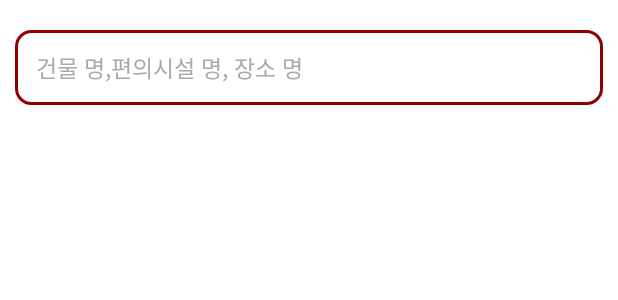
After one commit to donghyundonghyun/OriCam, an Android app: the layout activity_search.xml on its own in the app's theme, with its tools: preview values and no code run, on a phone screen of 412 x 824 dp. The commit adds this screen. Shown: the top 300 px of the screen. Run offline under Robolectric (Android 15) with nearby library versions, the phone set to English and light mode, and no system bars.

Commit message:
ㅋㅋㅋ

```diff
--- /dev/null
+++ b/app/src/main/res/drawable/edittext_round.xml
@@ -0,0 +1,16 @@
+<?xml version="1.0" encoding="utf-8"?>
+<selector xmlns:android="http://schemas.android.com/apk/res/android">
+        <item>
+            <shape android:shape="rectangle">
+                <solid android:color="#ffffff" />
+                <stroke android:color="#910000" android:width="2dp"/>
+                <corners android:radius="10dp"/>
+                <!--corners
+                    android:topLeftRadius="3dp"
+                    android:topRightRadius="5dp"
+                    android:bottomLeftRadius="7dp"
+                    android:bottomRightRadius="10dp"
+                    /-->
+            </shape>
+        </item>
+    </selector>
--- /dev/null
+++ b/app/src/main/res/layout/activity_search.xml
@@ -0,0 +1,27 @@
+<?xml version="1.0" encoding="utf-8"?>
+<LinearLayout xmlns:android="http://schemas.android.com/apk/res/android"
+    xmlns:tools="http://schemas.android.com/tools"
+    android:id="@+id/activity_search"
+    android:layout_width="fill_parent"
+    android:layout_height="fill_parent"
+    android:orientation="horizontal"
+    tools:context="com.example.donghyun.myhack.SearchActivity"
+    android:padding="10dp"
+    android:background="#ffffff"
+    >
+    <AutoCompleteTextView
+        android:layout_width="match_parent"
+        android:layout_height="50dp"
+        android:layout_marginTop="10dp"
+        android:id="@+id/autocomplete_country"
+        android:completionThreshold="1"
+        android:background="@drawable/edittext_round"
+        android:hint=" 건물 명,편의시설 명, 장소 명 "
+        android:paddingLeft="10dp"
+        android:textColor="#aaaaaa"
+        android:textColorHint="#aaaaaa"
+        android:textSize="15dp"
+        />
+
+
+</LinearLayout>
--- a/app/src/main/res/layout/activity_splash.xml
+++ b/app/src/main/res/layout/activity_splash.xml
@@ -2,5 +2,5 @@
 <LinearLayout xmlns:android="http://schemas.android.com/apk/res/android"
     android:orientation="vertical" android:layout_width="match_parent"
     android:layout_height="match_parent"
-    android:background="@drawable/splash1">
+    android:background="@drawable/splash">
 </LinearLayout>
```
Also changed, not shown: app/src/main/AndroidManifest.xml (+5 -5 lines), app/src/main/java/com/example/donghyun/myhack/MapActivity/NMapViewer.java (+39 -9 lines), app/src/main/java/com/example/donghyun/myhack/SearchActivity.java (added, +57 -0 lines), app/src/main/res/drawable/icon.png, app/src/main/res/drawable/splash.png (added).
